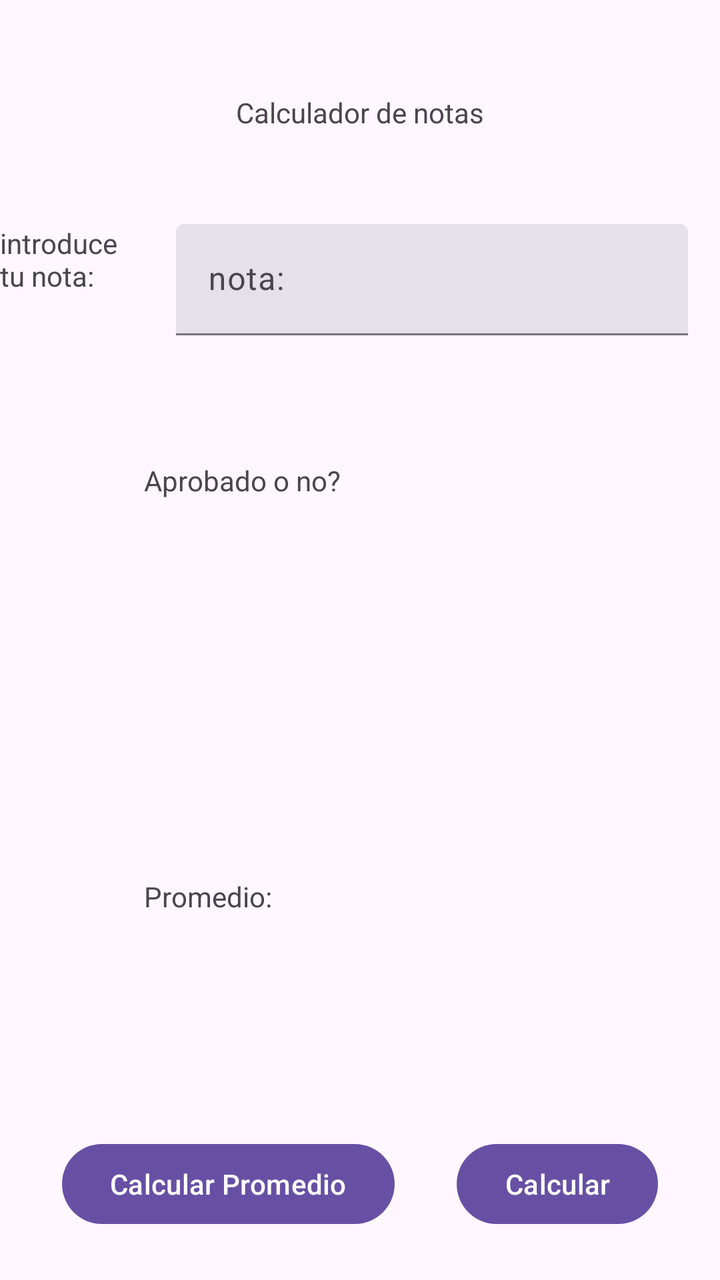
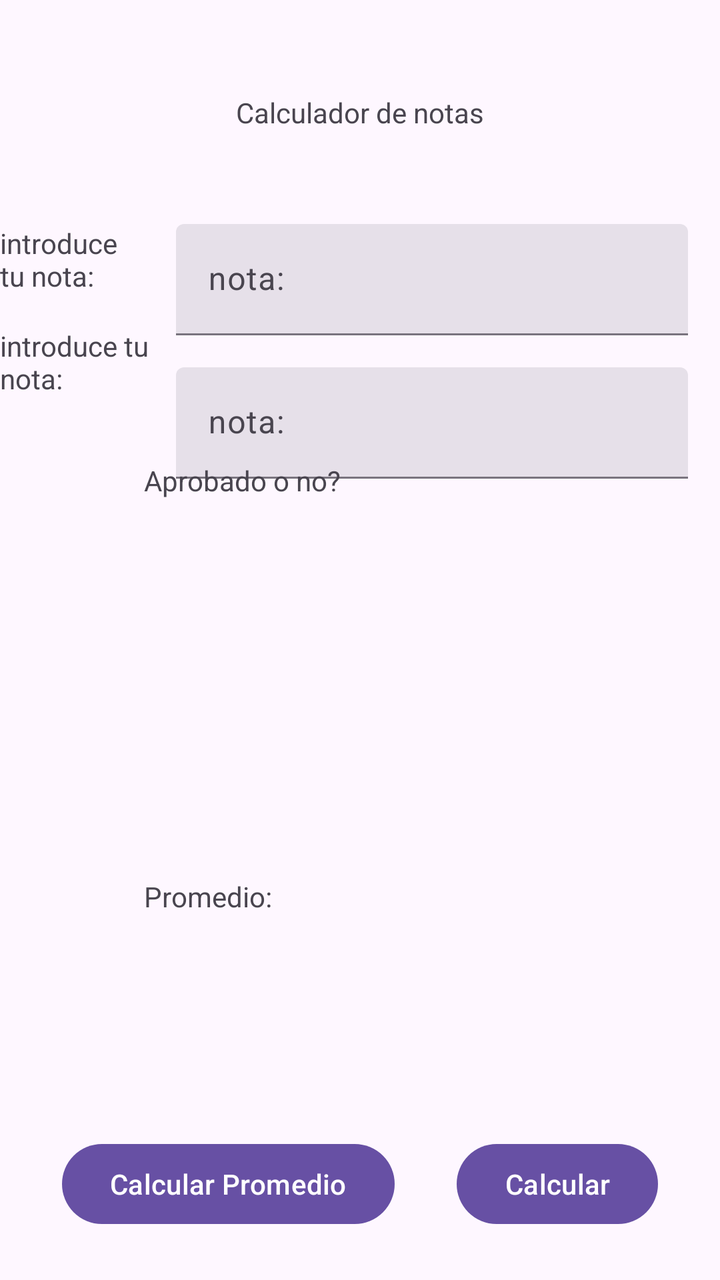

Before-and-after screenshots of an Android layout around one commit, followed by the original layout XML and the change that was made.
<!-- AndroidManifest.xml: application theme Theme.CalcularAprobados -->
<!-- res/layout/activity_main.xml -->
<?xml version="1.0" encoding="utf-8"?>
<androidx.constraintlayout.widget.ConstraintLayout xmlns:android="http://schemas.android.com/apk/res/android"
    xmlns:app="http://schemas.android.com/apk/res-auto"
    xmlns:tools="http://schemas.android.com/tools"
    android:id="@+id/main"
    android:layout_width="match_parent"
    android:layout_height="match_parent"
    tools:context=".ui.main.MainActivity">

    <androidx.constraintlayout.widget.Guideline
        android:id="@+id/guidelineTopHorizontal"
        android:layout_width="wrap_content"
        android:layout_height="wrap_content"
        android:orientation="horizontal"
        app:layout_constraintGuide_percent="0.15"/>

    <androidx.constraintlayout.widget.Guideline
        android:id="@+id/guidelineMiddleHorizontal"
        android:layout_width="wrap_content"
        android:layout_height="wrap_content"
        android:orientation="horizontal"
        app:layout_constraintGuide_percent="0.55"/>

    <androidx.constraintlayout.widget.Guideline
        android:id="@+id/guidelineBottomHorizontal"
        android:layout_width="wrap_content"
        android:layout_height="wrap_content"
        android:orientation="horizontal"
        app:layout_constraintGuide_percent="0.85"/>

    <androidx.constraintlayout.widget.Guideline
        android:id="@+id/guidelineVerticalIzquierda"
        android:layout_width="wrap_content"
        android:layout_height="wrap_content"
        android:orientation="vertical"
        app:layout_constraintGuide_percent="0.20"/>

    <TextView
        android:id="@+id/textView"
        android:layout_width="wrap_content"
        android:layout_height="wrap_content"
        android:text="@string/calculador_de_notas"
        app:layout_constraintBottom_toBottomOf="@id/guidelineTopHorizontal"
        app:layout_constraintEnd_toEndOf="parent"
        app:layout_constraintStart_toStartOf="parent"
        app:layout_constraintTop_toTopOf="parent"
        android:layout_marginTop="@dimen/_16dp"/>


    <TextView
        android:id="@+id/notaLabel"
        android:layout_width="0dp"
        android:layout_height="wrap_content"
        android:text="@string/introduce_tu_nota"
        app:layout_constraintEnd_toEndOf="@id/guidelineVerticalIzquierda"
        app:layout_constraintStart_toStartOf="parent"
        app:layout_constraintTop_toTopOf="@id/guidelineTopHorizontal"
        android:layout_marginTop="@dimen/_16dp"/>

    <com.google.android.material.textfield.TextInputLayout
        android:id="@+id/filledTextField"
        style="?attr/textInputFilledStyle"
        android:layout_width="0dp"
        android:layout_height="wrap_content"
        android:hint="@string/notaInput"
        app:layout_constraintEnd_toEndOf="parent"

        app:layout_constraintStart_toStartOf="@+id/guidelineVerticalIzquierda"
        app:layout_constraintTop_toTopOf="@+id/guidelineTopHorizontal"
        android:layout_marginTop="@dimen/_16dp"
        android:layout_marginStart="@dimen/_16dp"
        android:layout_marginEnd="@dimen/_16dp">

        <com.google.android.material.textfield.TextInputEditText
            android:id="@+id/etNota"
            android:layout_width="match_parent"
            android:layout_height="wrap_content" />

    </com.google.android.material.textfield.TextInputLayout>

    <TextView
        android:id="@+id/resultadoTexto"
        android:layout_width="0dp"
        android:layout_height="wrap_content"
        android:layout_marginTop="@dimen/_16dp"
        android:text="Aprobado o no?"
        app:layout_constraintBottom_toTopOf="@+id/guidelineMiddleHorizontal"
        app:layout_constraintEnd_toEndOf="parent"
        app:layout_constraintStart_toStartOf="@+id/guidelineVerticalIzquierda"
        app:layout_constraintTop_toTopOf="@id/filledTextField" />

    <TextView
        android:id="@+id/promedioTexto"
        android:layout_width="0dp"
        android:layout_height="wrap_content"
        android:text="Promedio: "
        app:layout_constraintBottom_toTopOf="@+id/guidelineBottomHorizontal"
        app:layout_constraintEnd_toEndOf="parent"
        app:layout_constraintStart_toStartOf="@+id/guidelineVerticalIzquierda"
        app:layout_constraintTop_toTopOf="@+id/guidelineMiddleHorizontal" />

    <Button
        android:id="@+id/buttonCalcular"
        android:layout_width="wrap_content"
        android:layout_height="wrap_content"
        android:text="@string/calcular"
        app:layout_constraintBottom_toBottomOf="parent"
        app:layout_constraintEnd_toEndOf="parent"
        app:layout_constraintStart_toEndOf="@id/buttonCalcularPromedio"
        app:layout_constraintTop_toTopOf="@+id/guidelineBottomHorizontal" />

    <Button
        android:id="@+id/buttonCalcularPromedio"
        android:layout_width="wrap_content"
        android:layout_height="wrap_content"
        android:text="@string/calcular_promedio"
        app:layout_constraintBottom_toBottomOf="parent"
        app:layout_constraintEnd_toStartOf="@id/buttonCalcular"
        app:layout_constraintStart_toStartOf="parent"
        app:layout_constraintTop_toTopOf="@+id/guidelineBottomHorizontal" />


</androidx.constraintlayout.widget.ConstraintLayout>
<!-- resources referenced by this layout -->
<resources>
  <dimen name="_16dp">16dp</dimen>
  <string name="calculador_de_notas">Calculador de notas</string>
  <string name="calcular">Calcular</string>
  <string name="calcular_promedio">Calcular Promedio</string>
  <string name="introduce_tu_nota">introduce tu nota:</string>
  <string name="notaInput">nota:</string>
  <style name="Theme.CalcularAprobados" parent="Base.Theme.CalcularAprobados" />
  <style name="Base.Theme.CalcularAprobados" parent="Theme.Material3.DayNight.NoActionBar">
          
          
      </style>
</resources>

<!-- the commit's change to res/layout/activity_main.xml (unified diff, before → after) -->
@@ -79,6 +79,37 @@
     </com.google.android.material.textfield.TextInputLayout>
 
     <TextView
+        android:id="@+id/nombreLabel"
+        android:layout_width="0dp"
+        android:layout_height="wrap_content"
+        android:layout_marginTop="@dimen/_16dp"
+        android:text="@string/introduce_tu_nota"
+        app:layout_constraintEnd_toStartOf="@+id/inputNombre"
+        app:layout_constraintStart_toStartOf="parent"
+        app:layout_constraintTop_toBottomOf="@id/notaLabel" />
+
+    <com.google.android.material.textfield.TextInputLayout
+        android:id="@+id/inputNombre"
+        style="?attr/textInputFilledStyle"
+        android:layout_width="0dp"
+        android:layout_height="wrap_content"
+        android:hint="@string/notaInput"
+        app:layout_constraintEnd_toEndOf="parent"
+
+        app:layout_constraintStart_toStartOf="@+id/guidelineVerticalIzquierda"
+        app:layout_constraintTop_toBottomOf="@+id/filledTextField"
+        android:layout_marginTop="@dimen/_16dp"
+        android:layout_marginStart="@dimen/_16dp"
+        android:layout_marginEnd="@dimen/_16dp">
+
+        <com.google.android.material.textfield.TextInputEditText
+            android:id="@+id/etNombre"
+            android:layout_width="match_parent"
+            android:layout_height="wrap_content" />
+
+    </com.google.android.material.textfield.TextInputLayout>
+
+    <TextView
         android:id="@+id/resultadoTexto"
         android:layout_width="0dp"
         android:layout_height="wrap_content"
